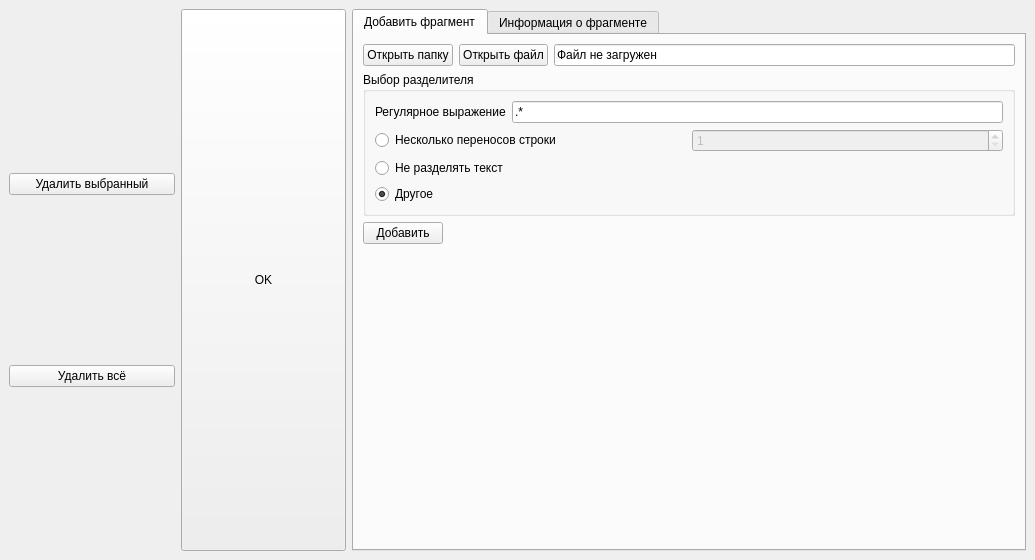
moevm/nosql1h19-text-graph, file ui/fragments.ui: the form before one commit.
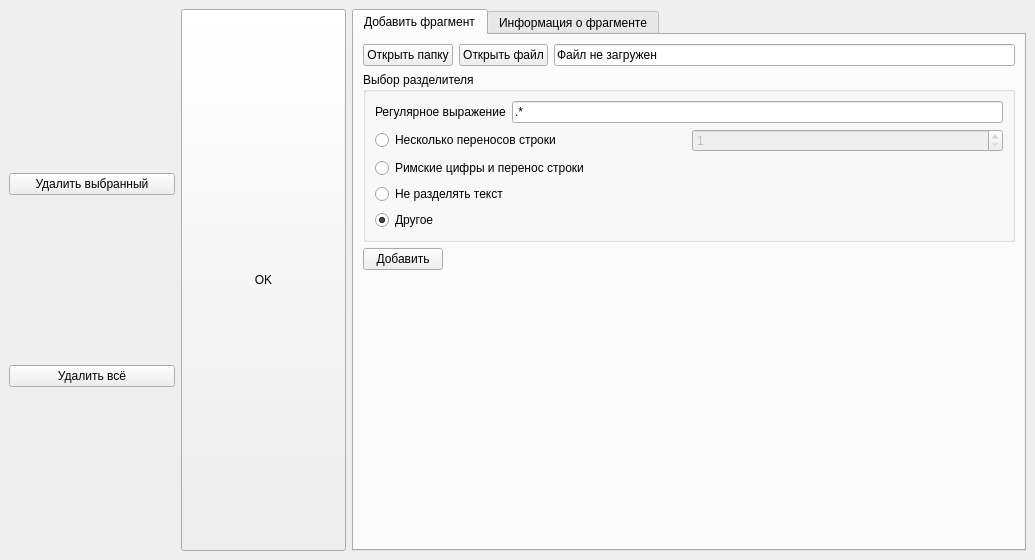
The form after the commit. Icons and pictures are not drawn.

The edit to the form file:
```diff
--- a/ui/fragments.ui
+++ b/ui/fragments.ui
@@ -164,6 +164,13 @@
              </item>
             </layout>
            </item>
+           <item>
+            <widget class="QRadioButton" name="romanRadioButton">
+             <property name="text">
+              <string>Римские цифры и перенос строки</string>
+             </property>
+            </widget>
+           </item>
            <item>
             <widget class="QRadioButton" name="dontSeparateRadioButton">
              <property name="text">
```
